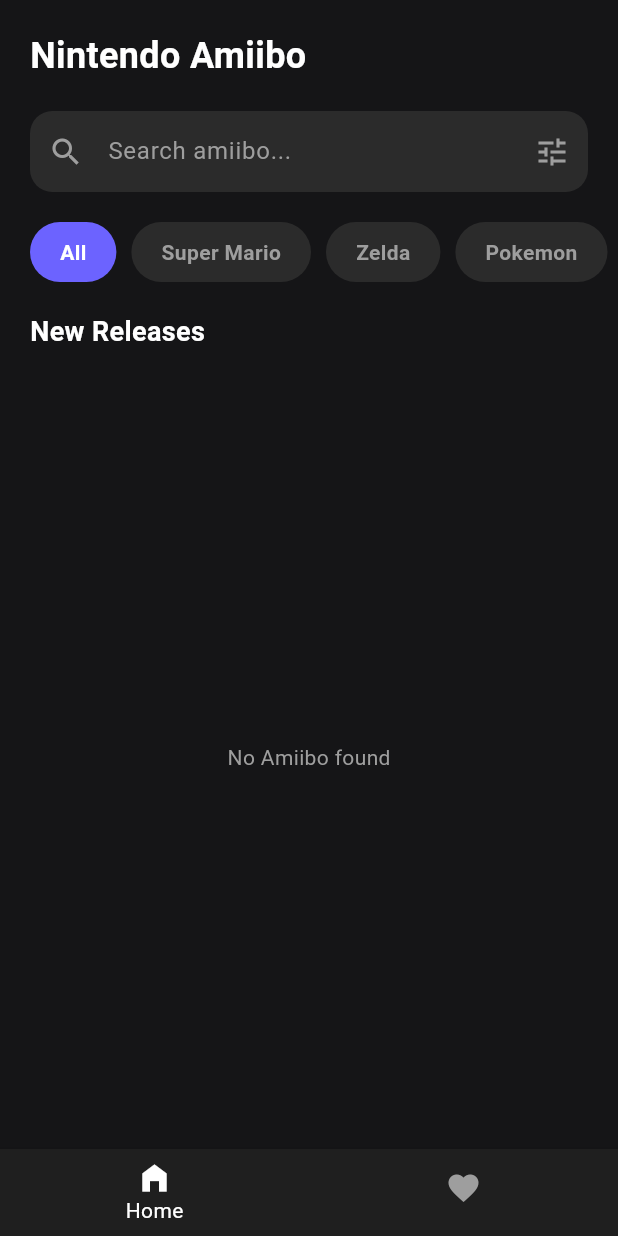
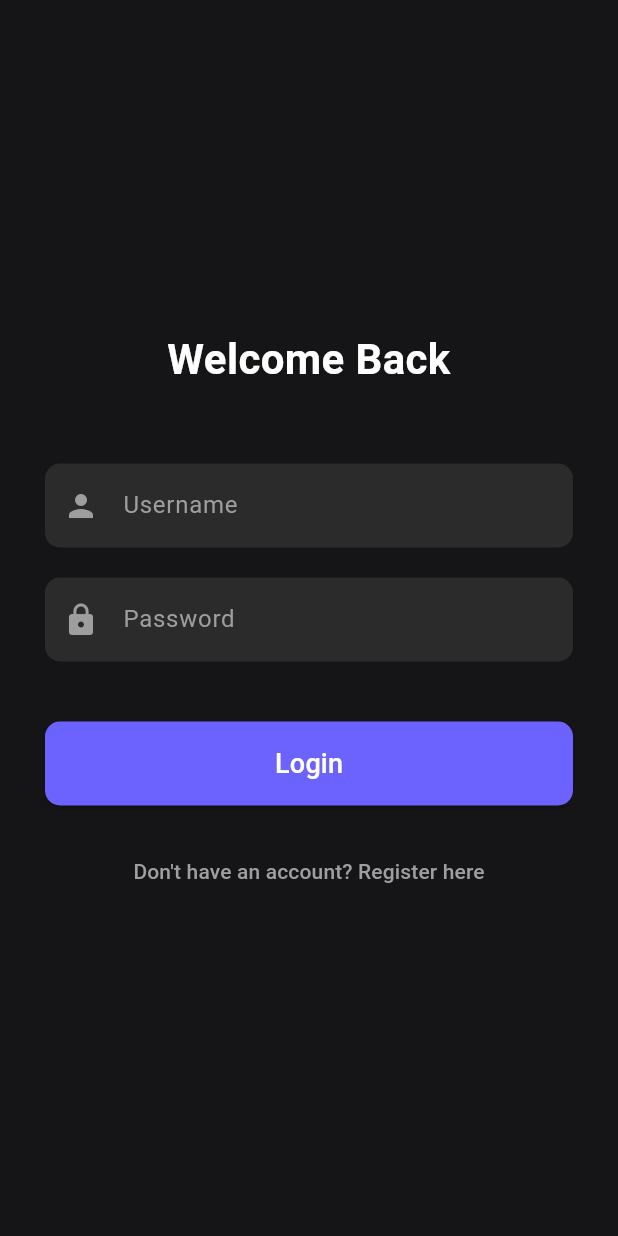
Before and after one commit to arzazel98/latpres-prak-pam-si-d, a Flutter app: the screen it shows after launch, on a phone screen of 412 x 824 dp. Run offline on Flutter 3.47's test engine with Material 3 defaults, Android fonts, the phone set to English and light mode, and no system bars; our stand-ins replace shared_preferences.

Commit message:
Update fitur login register dan logout

```diff
--- a/lib/main.dart
+++ b/lib/main.dart
@@ -1,7 +1,9 @@
 // main.dart
 import 'package:flutter/material.dart';
-import 'package:flutter/services.dart'; // Untuk mengatur warna status bar HP
+import 'package:flutter/services.dart';
 import 'package:nitendo/screen/home_screen.dart';
+import 'package:nitendo/screen/login_screen.dart';
+import 'services/storage_service.dart';
 
 void main() {
   runApp(const MyApp());
@@ -12,7 +14,6 @@
 
   @override
   Widget build(BuildContext context) {
-    // Mengatur warna status bar HP agar ikon-ikonnya (jam, baterai) berwarna putih
     SystemChrome.setSystemUIOverlayStyle(
       const SystemUiOverlayStyle(
         statusBarColor: Colors.transparent,
@@ -21,19 +22,14 @@
     );
 
     return MaterialApp(
-      debugShowCheckedModeBanner:
-          false, // Menghilangkan pita "Debug" di pojok kanan atas
+      debugShowCheckedModeBanner: false,
       title: 'Nintendo Amiibo App',
 
-      // Tema Global: Kita set ke Dark Mode agar cocok dengan UI yang kita buat
       theme: ThemeData(
         useMaterial3: true,
-        brightness: Brightness.dark, // Agar text default otomatis putih
-        scaffoldBackgroundColor: const Color(
-          0xFF151517,
-        ), // Warna background utama (Hitam Gelap)
-        primaryColor: const Color(0xFF6C63FF), // Warna aksen (Ungu)
-        // Mengatur font default (opsional, Google Fonts bisa ditambahkan jika mau)
+        brightness: Brightness.dark,
+        scaffoldBackgroundColor: const Color(0xFF151517),
+        primaryColor: const Color(0xFF6C63FF),
         fontFamily: 'Roboto',
 
         appBarTheme: const AppBarTheme(
@@ -49,8 +45,45 @@
         ),
       ),
 
-      // Halaman pertama yang dibuka
-      home: const HomeScreen(),
+      // Halaman pertama yang dicek adalah AuthWrapper
+      home: const AuthWrapper(),
     );
   }
 }
+
+// --- Auth Wrapper: Pengecek Status Login ---
+class AuthWrapper extends StatefulWidget {
+  const AuthWrapper({super.key});
+
+  @override
+  State<AuthWrapper> createState() => _AuthWrapperState();
+}
+
+class _AuthWrapperState extends State<AuthWrapper> {
+  final StorageService _storageService = StorageService();
+
+  @override
+  Widget build(BuildContext context) {
+    // FutureBuilder akan mengecek status login saat aplikasi dimulai
+    return FutureBuilder<bool>(
+      future: _storageService.isLoggedIn(),
+      builder: (context, snapshot) {
+        if (snapshot.connectionState == ConnectionState.waiting) {
+          // Tampilkan loading screen/splash screen saat menunggu
+          return const Scaffold(
+            backgroundColor: Color(0xFF151517),
+            body: Center(child: CircularProgressIndicator()),
+          );
+        }
+
+        // Jika sudah login (snapshot.data == true), arahkan ke Home
+        if (snapshot.hasData && snapshot.data == true) {
+          return const HomeScreen();
+        }
+
+        // Jika belum login atau data false, arahkan ke Login
+        return const LoginScreen();
+      },
+    );
+  }
+}
--- /dev/null
+++ b/lib/screen/login_screen.dart
@@ -0,0 +1,148 @@
+// screen/login_screen.dart
+import 'package:flutter/material.dart';
+import '../services/storage_service.dart';
+import 'home_screen.dart';
+import 'register_screen.dart';
+
+class LoginScreen extends StatefulWidget {
+  const LoginScreen({super.key});
+
+  @override
+  State<LoginScreen> createState() => _LoginScreenState();
+}
+
+class _LoginScreenState extends State<LoginScreen> {
+  final TextEditingController _usernameController = TextEditingController();
+  final TextEditingController _passwordController = TextEditingController();
+  final StorageService _storageService = StorageService();
+
+  void _handleLogin() async {
+    final username = _usernameController.text;
+    final password = _passwordController.text;
+
+    if (username.isEmpty || password.isEmpty) {
+      _showMessage('Username and password cannot be empty');
+      return;
+    }
+
+    final success = await _storageService.loginUser(username, password);
+
+    if (success) {
+      _showMessage('Login successful!');
+      // Arahkan ke Home Screen
+      if (mounted) {
+        Navigator.pushReplacement(
+          context,
+          MaterialPageRoute(builder: (context) => const HomeScreen()),
+        );
+      }
+    } else {
+      _showMessage('Invalid username or password. Please register first.');
+    }
+  }
+
+  void _showMessage(String message) {
+    ScaffoldMessenger.of(
+      context,
+    ).showSnackBar(SnackBar(content: Text(message)));
+  }
+
+  @override
+  Widget build(BuildContext context) {
+    return Scaffold(
+      backgroundColor: const Color(0xFF151517),
+      body: Center(
+        child: SingleChildScrollView(
+          padding: const EdgeInsets.all(30),
+          child: Column(
+            mainAxisAlignment: MainAxisAlignment.center,
+            crossAxisAlignment: CrossAxisAlignment.stretch,
+            children: <Widget>[
+              const Text(
+                'Welcome Back',
+                textAlign: TextAlign.center,
+                style: TextStyle(
+                  color: Colors.white,
+                  fontSize: 28,
+                  fontWeight: FontWeight.bold,
+                ),
+              ),
+              const SizedBox(height: 50),
+
+              // Input Username
+              _buildTextField(_usernameController, 'Username', Icons.person),
+              const SizedBox(height: 20),
+
+              // Input Password
+              _buildTextField(
+                _passwordController,
+                'Password',
+                Icons.lock,
+                isPassword: true,
+              ),
+              const SizedBox(height: 40),
+
+              // Tombol Login
+              ElevatedButton(
+                onPressed: _handleLogin,
+                style: ElevatedButton.styleFrom(
+                  backgroundColor: const Color(0xFF6C63FF),
+                  padding: const EdgeInsets.symmetric(vertical: 15),
+                  shape: RoundedRectangleBorder(
+                    borderRadius: BorderRadius.circular(10),
+                  ),
+                ),
+                child: const Text(
+                  'Login',
+                  style: TextStyle(fontSize: 18, color: Colors.white),
+                ),
+              ),
+
+              const SizedBox(height: 20),
+
+              // Tombol ke Register
+              TextButton(
+                onPressed: () {
+                  Navigator.pushReplacement(
+                    context,
+                    MaterialPageRoute(
+                      builder: (context) => const RegisterScreen(),
+                    ),
+                  );
+                },
+                child: const Text(
+                  'Don\'t have an account? Register here',
+                  style: TextStyle(color: Colors.grey),
+                ),
+              ),
+            ],
+          ),
+        ),
+      ),
+    );
+  }
+
+  Widget _buildTextField(
+    TextEditingController controller,
+    String label,
+    IconData icon, {
+    bool isPassword = false,
+  }) {
+    return TextField(
+      controller: controller,
+      obscureText: isPassword,
+      style: const TextStyle(color: Colors.white),
+      decoration: InputDecoration(
+        labelText: label,
+        labelStyle: const TextStyle(color: Colors.grey),
+        prefixIcon: Icon(icon, color: Colors.grey),
+        filled: true,
+        fillColor: const Color(0xFF2B2B2B),
+        border: OutlineInputBorder(
+          borderRadius: BorderRadius.circular(10),
+          borderSide: BorderSide.none,
+        ),
+      ),
+    );
+  }
+}
--- a/lib/services/storage_service.dart
+++ b/lib/services/storage_service.dart
@@ -5,6 +5,10 @@
 
 class StorageService {
   static const String keyFavorite = 'favorite_amiibo';
+  static const String keyUser = 'user_credentials';
+  static const String keyLoggedIn = 'is_logged_in';
+
+  // --- FUNGSI FAVORITE (Sama seperti sebelumnya) ---
 
   // Ambil semua data favorite
   Future<List<Amiibo>> getFavorites() async {
@@ -18,10 +22,9 @@
     return [];
   }
 
-  // Cek apakah item sudah difavorite-kan (berdasarkan ID head+tail)
+  // Cek apakah item sudah difavorite-kan
   Future<bool> isFavorite(String head, String tail) async {
     final list = await getFavorites();
-    // Kita anggap ID unik adalah gabungan head + tail
     return list.any((item) => item.head == head && item.tail == tail);
   }
 
@@ -30,21 +33,63 @@
     final prefs = await SharedPreferences.getInstance();
     final list = await getFavorites();
 
-    // Cek index apakah barang sudah ada
     final index = list.indexWhere(
       (element) => element.head == item.head && element.tail == item.tail,
     );
 
     if (index != -1) {
-      // Jika sudah ada, hapus (Remove)
       list.removeAt(index);
     } else {
-      // Jika belum ada, tambah (Add)
       list.add(item);
     }
 
-    // Simpan kembali ke string JSON
     final String encodedData = jsonEncode(list.map((e) => e.toJson()).toList());
     await prefs.setString(keyFavorite, encodedData);
   }
+
+  // --- FUNGSI AUTENTIKASI (BARU) ---
+
+  // Register Pengguna
+  Future<bool> registerUser(String username, String password) async {
+    final prefs = await SharedPreferences.getInstance();
+
+    // Cek apakah user sudah terdaftar (kita asumsikan hanya 1 user untuk contoh ini)
+    if (prefs.containsKey(keyUser)) {
+      return false; // User sudah ada
+    }
+
+    final userData = jsonEncode({'username': username, 'password': password});
+    await prefs.setString(keyUser, userData);
+    return true; // Register sukses
+  }
+
+  // Login Pengguna
+  Future<bool> loginUser(String username, String password) async {
+    final prefs = await SharedPreferences.getInstance();
+    final String? userDataString = prefs.getString(keyUser);
+
+    if (userDataString != null) {
+      final userData = jsonDecode(userDataString);
+
+      // Verifikasi username dan password
+      if (userData['username'] == username &&
+          userData['password'] == password) {
+        await prefs.setBool(keyLoggedIn, true); // Set status login true
+        return true; // Login sukses
+      }
+    }
+    return false; // Login gagal
+  }
+
+  // Logout Pengguna
+  Future<void> logoutUser() async {
+    final prefs = await SharedPreferences.getInstance();
+    await prefs.setBool(keyLoggedIn, false);
+  }
+
+  // Cek Status Login
+  Future<bool> isLoggedIn() async {
+    final prefs = await SharedPreferences.getInstance();
+    return prefs.getBool(keyLoggedIn) ?? false;
+  }
 }
```
Also changed, not shown: lib/screen/home_screen.dart (+64 -4 lines), lib/screen/register_screen.dart (added, +147 -0 lines).
